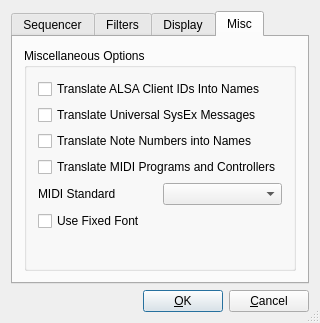
First picture: the form in src/configdialogbase.ui, repository KottV/kmidimon, before the edit.
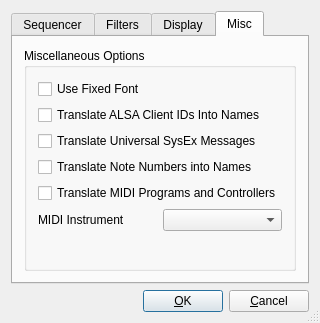
Second picture: the form after the edit. The open tabs and pages were chosen to show the change. Custom widgets are drawn as their Qt base class.

```diff
--- a/src/configdialogbase.ui
+++ b/src/configdialogbase.ui
@@ -349,7 +349,7 @@
           <string>Miscellaneous Options</string>
          </property>
          <layout class="QGridLayout" name="gridLayout_2">
-          <item row="0" column="0" colspan="2">
+          <item row="1" column="0" colspan="2">
            <widget class="QCheckBox" name="m_showClientNames">
             <property name="whatsThis">
              <string>Display ALSA client numbers or Names</string>
@@ -359,7 +359,7 @@
             </property>
            </widget>
           </item>
-          <item row="1" column="0" colspan="2">
+          <item row="2" column="0" colspan="2">
            <widget class="QCheckBox" name="m_translateSysex">
             <property name="whatsThis">
              <string>Display some Universal Sysex messages as text, or hexadecimal numbers</string>
@@ -369,51 +369,38 @@
             </property>
            </widget>
           </item>
-          <item row="2" column="0" colspan="2">
+          <item row="3" column="0" colspan="2">
            <widget class="QCheckBox" name="m_translateNotes">
             <property name="text">
              <string>Translate Note Numbers into Names</string>
             </property>
            </widget>
           </item>
-          <item row="3" column="0" colspan="2">
+          <item row="4" column="0" colspan="2">
            <widget class="QCheckBox" name="m_translateCtrls">
             <property name="text">
              <string>Translate MIDI Programs and Controllers</string>
             </property>
            </widget>
           </item>
-          <item row="4" column="0">
-           <widget class="QLabel" name="label">
-            <property name="enabled">
-             <bool>true</bool>
-            </property>
-            <property name="text">
-             <string>MIDI Standard</string>
-            </property>
-            <property name="buddy">
-             <cstring>m_standard</cstring>
-            </property>
-           </widget>
-          </item>
-          <item row="4" column="1">
-           <widget class="KComboBox" name="m_standard">
-            <property name="enabled">
-             <bool>true</bool>
-            </property>
-           </widget>
-          </item>
           <item row="5" column="0">
-           <widget class="QCheckBox" name="m_useFixedFont">
-            <property name="whatsThis">
-             <string>The font used in the event grid can be fixed or variable, taken from the KDE fonts configuration (kcmshell4 fonts).</string>
+           <widget class="QLabel" name="lblInstrument">
+            <property name="enabled">
+             <bool>true</bool>
             </property>
             <property name="text">
-             <string>Use Fixed Font</string>
+             <string>MIDI Instrument</string>
             </property>
            </widget>
           </item>
-          <item row="6" column="0">
+          <item row="5" column="1">
+           <widget class="KComboBox" name="m_instruments">
+            <property name="enabled">
+             <bool>true</bool>
+            </property>
+           </widget>
+          </item>
+          <item row="7" column="0" colspan="2">
            <spacer name="verticalSpacer_5">
             <property name="orientation">
              <enum>Qt::Vertical</enum>
@@ -426,6 +413,16 @@
             </property>
            </spacer>
           </item>
+          <item row="0" column="0">
+           <widget class="QCheckBox" name="m_useFixedFont">
+            <property name="whatsThis">
+             <string>The font used in the event grid can be fixed or variable, taken from the KDE fonts configuration (kcmshell4 fonts).</string>
+            </property>
+            <property name="text">
+             <string>Use Fixed Font</string>
+            </property>
+           </widget>
+          </item>
          </layout>
         </widget>
        </item>
```
Left out of the diff: 3 changed lines with no effect on the pictures.
